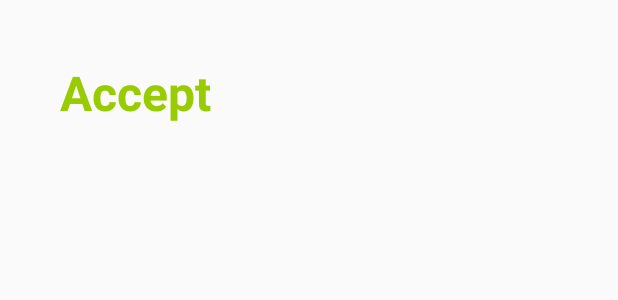
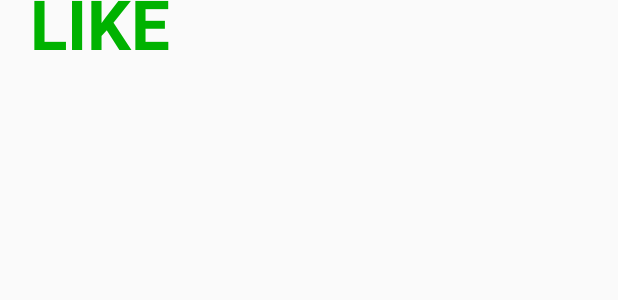
Before and after one commit to RasmusFredrikson/teamfinder, an Android app: the layout tinder_swipe_in_msg_view.xml on its own in the app's theme, with its tools: preview values and no code run, on a phone screen of 412 x 824 dp. Shown: the top 300 px of the screen. Run offline under Robolectric (Android 15) with nearby library versions, the light colour scheme and no system bars.

Commit message:
styling on cardView

```diff
--- a/teamfinder-android/app/src/main/res/layout/tinder_swipe_in_msg_view.xml
+++ b/teamfinder-android/app/src/main/res/layout/tinder_swipe_in_msg_view.xml
@@ -7,9 +7,11 @@
     <TextView
         android:layout_width="wrap_content"
         android:layout_height="wrap_content"
-        android:textSize="32sp"
+        android:textSize="46sp"
         android:textStyle="bold"
-        android:layout_margin="40dp"
-        android:textColor="@android:color/holo_green_light"
-        android:text="Accept"/>
+        android:layout_marginTop="-15dp"
+        android:layout_marginStart="20dp"
+        android:textColor="#00b200"
+        android:text="LIKE"
+        android:layout_marginLeft="20dp" />
 </LinearLayout>
```
Also changed, not shown: teamfinder-android/app/src/main/res/layout/tinder_swipe_out_msg_view.xml (+6 -4 lines), 33 other files.
